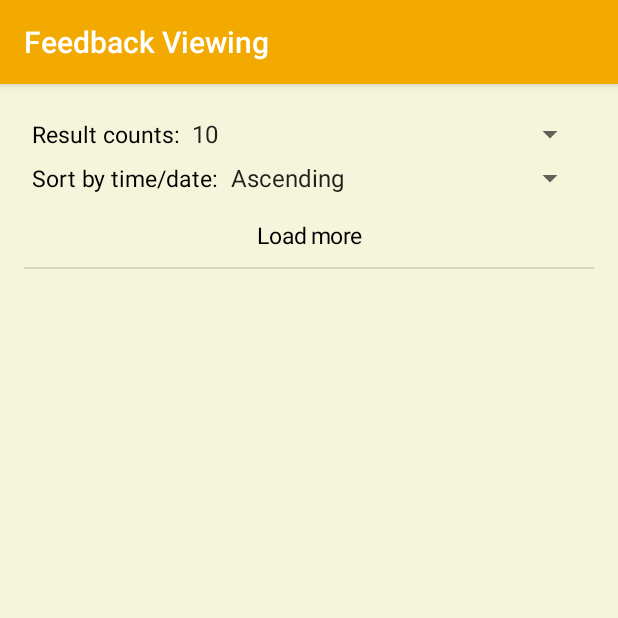
After one commit to markdenverPH/E-Rev-Android, an Android app: the FeedbackView screen opened directly, with no data from a screen before it, on a phone screen of 412 x 824 dp, the top half of it. The commit adds this screen. Run offline under Robolectric (Android 15) with nearby library versions, the phone set to English and light mode, and no system bars; 3 statements that could not run were skipped.

Commit message:
feedback module
-feedback viewing for fic is under dev
-next: custom row

```diff
--- a/app/src/main/java/com/example/babar/e_rev/FeedbackSend.java
+++ b/app/src/main/java/com/example/babar/e_rev/FeedbackSend.java
@@ -195,6 +195,7 @@ public class FeedbackSend extends AppCompatActivity {
 
                 cv.put("lect_id", userDetails.getAd_item() + 1);
                 cv.put("stud_id", userDetails.getStudent_id());
+                cv.put("identifier", userDetails.getIdentifier());
                 cv.put("department", userDetails.getDepartment());
                 cv.put("enrollment_id", userDetails.getEnrollment());
                 cv.put("offering_id", userDetails.getOffering_id());
--- /dev/null
+++ b/app/src/main/java/com/example/babar/e_rev/FeedbackView.java
@@ -0,0 +1,254 @@
+package com.example.babar.e_rev;
+
+import android.content.ContentValues;
+import android.graphics.Color;
+import android.os.AsyncTask;
+import android.support.v4.widget.SwipeRefreshLayout;
+import android.support.v7.app.AppCompatActivity;
+import android.os.Bundle;
+import android.util.Log;
+import android.view.ContextThemeWrapper;
+import android.view.Gravity;
+import android.view.View;
+import android.widget.AdapterView;
+import android.widget.BaseAdapter;
+import android.widget.Button;
+import android.widget.ListView;
+import android.widget.Spinner;
+import android.widget.TextView;
+import android.widget.Toast;
+
+import org.json.JSONArray;
+import org.json.JSONObject;
+import org.w3c.dom.Text;
+
+import java.io.BufferedReader;
+import java.io.BufferedWriter;
+import java.io.InputStream;
+import java.io.InputStreamReader;
+import java.io.OutputStream;
+import java.io.OutputStreamWriter;
+import java.io.UnsupportedEncodingException;
+import java.net.HttpURLConnection;
+import java.net.URL;
+import java.net.URLEncoder;
+import java.util.Map;
+import java.util.Set;
+
+public class FeedbackView extends AppCompatActivity {
+
+    public UserDetails userDetails;
+    JSONArray jsonArray;
+    JSONObject jsonObject;
+    String base;
+    SwipeRefreshLayout swipeRefreshLayout;
+    ListView lv;
+    Spinner interval, sort;
+    Integer interval_hold, high, low;
+    String sort_hold;
+    TextView fbv_message;
+    BaseAdapter mAdapter;
+
+    @Override
+    protected void onCreate(Bundle savedInstanceState) {
+        super.onCreate(savedInstanceState);
+        setContentView(R.layout.activity_feedback_view);
+
+        userDetails = new UserDetails();
+        getSupportActionBar().setSubtitle("Lecturer: " + userDetails.feedback_full_name.get(userDetails.getAd_item()));
+        interval = (Spinner) findViewById(R.id.fbv_interval);
+        sort = (Spinner) findViewById(R.id.fbv_sort);
+        interval.setSelection(userDetails.fbv_interval);
+        sort.setSelection(userDetails.fbv_sort);
+        fbv_message = (TextView) findViewById(R.id.fbv_message);
+        lv = (ListView) findViewById(R.id.fbv_lv);
+        swipeRefreshLayout = (SwipeRefreshLayout) findViewById(R.id.fbv_swipe);
+
+        TextView textView = new TextView(this);
+        textView.setText("Load more");
+        textView.setGravity(Gravity.CENTER);
+        textView.setTextColor(Color.BLACK);
+        textView.setTextSize(15);
+        textView.setPadding(0, 16, 0, 16);
+        lv.addFooterView(textView);
+
+        /***INTERVAL***/
+        interval.setOnItemSelectedListener(new AdapterView.OnItemSelectedListener() {
+            //ignores same picked item
+            @Override
+            public void onItemSelected(AdapterView<?> parentView, View selectedItemView, int position, long id) {
+                userDetails.fbv_interval = position;
+                interval_hold = (Integer) interval.getSelectedItem();
+//                Toast.makeText(getApplicationContext(), String.valueOf(position), Toast.LENGTH_SHORT).show();
+                // execute asynctask
+                high = (Integer) interval.getSelectedItem();
+                low = 0;
+                new feedback_view().execute();
+            }
+
+            @Override
+            public void onNothingSelected(AdapterView<?> parentView) {
+                // nothing to do here
+            }
+        });
+
+        /***SORT***/
+        sort.setOnItemSelectedListener(new AdapterView.OnItemSelectedListener() {
+            //ignores same picked item
+            @Override
+            public void onItemSelected(AdapterView<?> parentView, View selectedItemView, int position, long id) {
+                userDetails.fbv_sort = position;
+                switch (position) {
+                    case 0:
+                        sort_hold = "ASC";
+                        break;
+                    case 1:
+                        sort_hold = "DESC";
+                        break;
+                }
+//                Toast.makeText(getApplicationContext(), String.valueOf(position), Toast.LENGTH_SHORT).show();
+                // execute asynctask
+
+                new feedback_view().execute();
+            }
+
+            @Override
+            public void onNothingSelected(AdapterView<?> parentView) {
+                // nothing to do here
+            }
+        });
+
+        textView.setOnClickListener(new View.OnClickListener() {
+            @Override
+            public void onClick(View v) {
+                high = +(Integer) interval.getSelectedItem();
+                low = +(Integer) interval.getSelectedItem();
+                new feedback_view().execute();
+            }
+        });
+
+        BaseAdapter mAdapter;
+        mAdapter = new custom_row_announcement(getApplicationContext(), userDetails.announcement_title, userDetails.announcement_content,
+                userDetails.announcement_created_at, userDetails.announcement_announcer);
+        lv.setAdapter(mAdapter);
+
+    }
+
+    class feedback_view extends AsyncTask<Void, Void, String> {
+
+        @Override
+        protected void onPreExecute() {
+            super.onPreExecute();
+            swipeRefreshLayout.setRefreshing(true);
+        }
+
+        @Override
+        protected String doInBackground(Void... params) {
+            try {
+                URL url = new URL(base + "mobile/feedback_fetch/");
+                HttpURLConnection con = (HttpURLConnection) url.openConnection();
+                con.setRequestMethod("POST");
+                con.setDoInput(true);
+                con.setDoOutput(true);
+                OutputStream os = con.getOutputStream();
+                BufferedWriter bw = new BufferedWriter(new OutputStreamWriter(os));
+
+                ContentValues cv = new ContentValues();
+
+                cv.put("identifier", userDetails.getIdentifier());
+                cv.put("lect_id", userDetails.getAd_item());
+                cv.put("lower_limit", low);
+                cv.put("higher_limit", high);
+                cv.put("enrollment_id", userDetails.getEnrollment());
+                cv.put("sort", sort_hold);
+                bw.write(createPostString(cv));
+                bw.flush();
+                bw.close();
+                os.close();
+//                int rc = con.getResponseCode();
+
+                InputStream is = con.getInputStream();
+                BufferedReader br = new BufferedReader(new InputStreamReader(is));
+
+                StringBuilder sb = new StringBuilder();
+                String str = "";
+                while ((str = br.readLine()) != null) {
+                    sb.append(str);
+                }
+                br.close();
+                is.close();
+                con.disconnect();
+                return sb.toString();
+            } catch (Exception e) {     //error logs
+                Log.d("feedbackerror", String.valueOf(e.getStackTrace()[0].getLineNumber() + e.toString()));
+            }
+            return "";
+        }
+
+        @Override
+        protected void onPostExecute(String strJSON) {
+            parseJSON_lect(strJSON);
+            swipeRefreshLayout.setRefreshing(false);
+        }
+    }
+
+    public void parseJSON_lect(String strJSON) {
+        Log.d("fb_strJSON", strJSON);
+        try {
+            jsonObject = new JSONObject(strJSON);
+            int i = 0;
+
+            if (low == 0) {
+                userDetails.fbv_content.clear();
+                userDetails.fbv_date.clear();
+            }
+
+            if (jsonObject.has("message")) {
+                lv.setVisibility(View.GONE);
+                fbv_message.setVisibility(View.VISIBLE);
+                jsonArray = jsonObject.getJSONArray("message");
+                userDetails.feedback_content = jsonObject.getString("message");
+                fbv_message.setText(userDetails.getFeedback_content());
+            } else if (jsonObject.has("result")) {
+                lv.setVisibility(View.VISIBLE);
+                fbv_message.setVisibility(View.GONE);
+                jsonArray = jsonObject.getJSONArray("result");
+
+                while (jsonArray.length() > i) {
+                    jsonObject = jsonArray.getJSONObject(i);
+                    userDetails.feedback_full_name.add(jsonObject.getString("full_name"));
+                    userDetails.feedback_image_path.add(jsonObject.getString("image_path"));
+                    i++;
+                }
+            }
+
+// LAST - setting up the web. adapter is ready. need to design custom_row
+            mAdapter = new custom_row_fbv(getApplicationContext(), userDetails.fbv_content, userDetails.fbv_date);
+            lv.setAdapter(mAdapter);
+
+            if (low != 0) {
+                lv.invalidateViews();
+            }
+        } catch (Exception e) {
+            Log.i("feedback_error", String.valueOf(e.getStackTrace()[0].getLineNumber() + e.toString()));
+        }
+    }
+
+    public String createPostString(ContentValues cv) throws UnsupportedEncodingException {
+        StringBuilder sb = new StringBuilder();
+        boolean flag = true;
+        Set set = cv.valueSet();
+
+        for (Map.Entry<String, Object> v : cv.valueSet()) {
+            if (flag) {
+                flag = false;
+            } else {
+                sb.append("&");
+            }
+            sb.append(URLEncoder.encode(v.getKey(), "UTF-8"));
+            sb.append("=");
+            sb.append(URLEncoder.encode(v.getValue().toString(), "UTF-8"));
+        }
+        return sb.toString();
+    }
+}
--- a/app/src/main/java/com/example/babar/e_rev/MainActivity.java
+++ b/app/src/main/java/com/example/babar/e_rev/MainActivity.java
@@ -75,7 +75,11 @@ public class MainActivity extends AppCompatActivity
         nav_user_role = (TextView) v.findViewById(R.id.nav_user_role);
         nav_profile = (ImageView) v.findViewById(R.id.nav_profile);
         userDetails = new UserDetails();
-        nav_full_name.setText(userDetails.getFull_name());
+        //capitalize
+        String firstname = userDetails.getFirstname().substring(0, 1).toUpperCase() + userDetails.getFirstname().substring(1) + " ";
+        String lastname = userDetails.getLastname().substring(0, 1).toUpperCase() + userDetails.getLastname().substring(1);
+        String midname = userDetails.getMidname().substring(0, 1).toUpperCase() + ". ";
+        nav_full_name.setText(firstname + midname + lastname);
         nav_user_role.setText(userDetails.getStudent_id() + " — " + userDetails.getIdentifier() + " — " + userDetails.getDepartment());
         Picasso.with(v.getContext())
                 .load(userDetails.getBase() + userDetails.getImage_path())
--- /dev/null
+++ b/app/src/main/res/layout/activity_feedback_view.xml
@@ -0,0 +1,84 @@
+<?xml version="1.0" encoding="utf-8"?>
+<RelativeLayout xmlns:android="http://schemas.android.com/apk/res/android"
+    xmlns:tools="http://schemas.android.com/tools"
+    android:layout_width="match_parent"
+    android:layout_height="match_parent"
+    android:background="@color/bg_color"
+    tools:context="com.example.babar.e_rev.FeedbackView">
+
+    <!-- TODO: Update blank fragment layout -->
+    <TextView
+        android:id="@+id/fbv_message"
+        android:layout_width="match_parent"
+        android:layout_height="match_parent"
+        android:layout_weight="1"
+        android:gravity="center"
+        android:text="No data"
+        android:textSize="18sp"
+        android:visibility="gone" />
+
+    <LinearLayout
+        android:layout_width="match_parent"
+        android:layout_height="match_parent"
+        android:orientation="vertical"
+        android:padding="16dp">
+
+        <LinearLayout
+            android:layout_width="match_parent"
+            android:layout_height="wrap_content"
+            android:gravity="center"
+            android:orientation="horizontal"
+            android:paddingLeft="5dp"
+            android:paddingRight="5dp"
+            android:paddingTop="5dp">
+
+            <TextView
+                android:id="@+id/textView"
+                android:layout_width="wrap_content"
+                android:layout_height="wrap_content"
+                android:text="Result counts:"
+                android:textColor="@android:color/black"
+                android:textSize="15sp" />
+
+            <Spinner
+                android:id="@+id/fbv_interval"
+                android:layout_width="match_parent"
+                android:layout_height="wrap_content"
+                android:entries="@array/interval" />
+        </LinearLayout>
+
+        <LinearLayout
+            android:layout_width="match_parent"
+            android:layout_height="wrap_content"
+            android:orientation="horizontal"
+            android:padding="5dp">
+
+            <TextView
+                android:id="@+id/textView2"
+                android:layout_width="wrap_content"
+                android:layout_height="wrap_content"
+                android:text="Sort by time/date:"
+                android:textColor="@android:color/black"
+                android:textSize="15sp" />
+
+            <Spinner
+                android:id="@+id/fbv_sort"
+                android:layout_width="match_parent"
+                android:layout_height="wrap_content"
+                android:entries="@array/sort" />
+        </LinearLayout>
+
+        <android.support.v4.widget.SwipeRefreshLayout
+            android:id="@+id/fbv_swipe"
+            android:layout_width="match_parent"
+            android:layout_height="wrap_content">
+
+            <ListView
+                android:id="@+id/fbv_lv"
+                android:layout_width="match_parent"
+                android:layout_height="wrap_content" />
+
+        </android.support.v4.widget.SwipeRefreshLayout>
+    </LinearLayout>
+
+</RelativeLayout>
--- a/app/src/main/res/layout/fragment_feedback.xml
+++ b/app/src/main/res/layout/fragment_feedback.xml
@@ -2,6 +2,7 @@
     xmlns:tools="http://schemas.android.com/tools"
     android:layout_width="match_parent"
     android:layout_height="match_parent"
+    android:background="@color/bg_color"
     tools:context="com.example.babar.e_rev.FeedbackFragment">
 
     <!-- TODO: Update blank fragment layout -->
--- a/app/src/main/res/values/strings.xml
+++ b/app/src/main/res/values/strings.xml
@@ -10,5 +10,18 @@
     <!-- TODO: Remove or change this placeholder text -->
     <string name="hello_blank_fragment">Hello blank fragment</string>
 
+    <string-array name="interval">
+        <item>5</item>
+        <item>10</item>
+        <item>15</item>
+        <item>20</item>
+        <item>25</item>
+        <item>30</item>
+    </string-array>
+
+    <string-array name="sort">
+        <item>Ascending</item>
+        <item>Descending</item>
+    </string-array>
 
 </resources>
```
Also changed, not shown: app/src/main/AndroidManifest.xml (+6 -1 lines), app/src/main/java/com/example/babar/e_rev/FeedbackFragment.java (+29 -24 lines), app/src/main/java/com/example/babar/e_rev/LoginActivity.java (+10 -3 lines), app/src/main/java/com/example/babar/e_rev/UserDetails.java (+44 -2 lines), app/src/main/java/com/example/babar/e_rev/custom_row_fbv.java (added, +64 -0 lines), app/src/main/java/com/example/babar/e_rev/custom_row_feedback.java (+10 -5 lines), app/src/main/res/layout/activity_custom_row_fbv.xml (added, +9 -0 lines).
